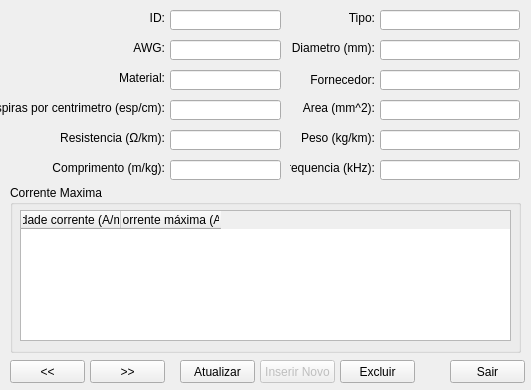
Above: windows/windowwire.ui from KyryIx/Helena before the change. Below: the same form after it.
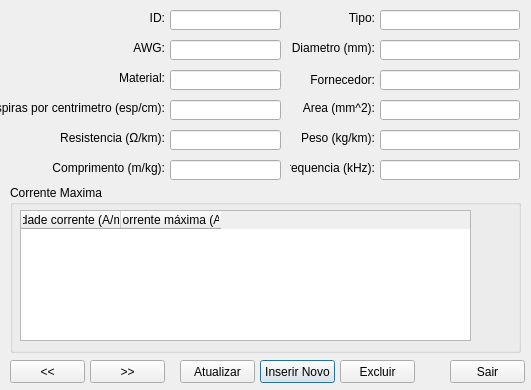
That is the form after the change. Icons and pictures are not drawn.

The edit to the form file:
```diff
--- a/windows/windowwire.ui
+++ b/windows/windowwire.ui
@@ -148,7 +148,7 @@
   </widget>
   <widget class="QPushButton" name="pushButton_insert">
    <property name="enabled">
-    <bool>false</bool>
+    <bool>true</bool>
    </property>
    <property name="geometry">
     <rect>
@@ -407,7 +407,7 @@
     <rect>
      <x>20</x>
      <y>210</y>
-     <width>491</width>
+     <width>451</width>
      <height>131</height>
     </rect>
    </property>
```
